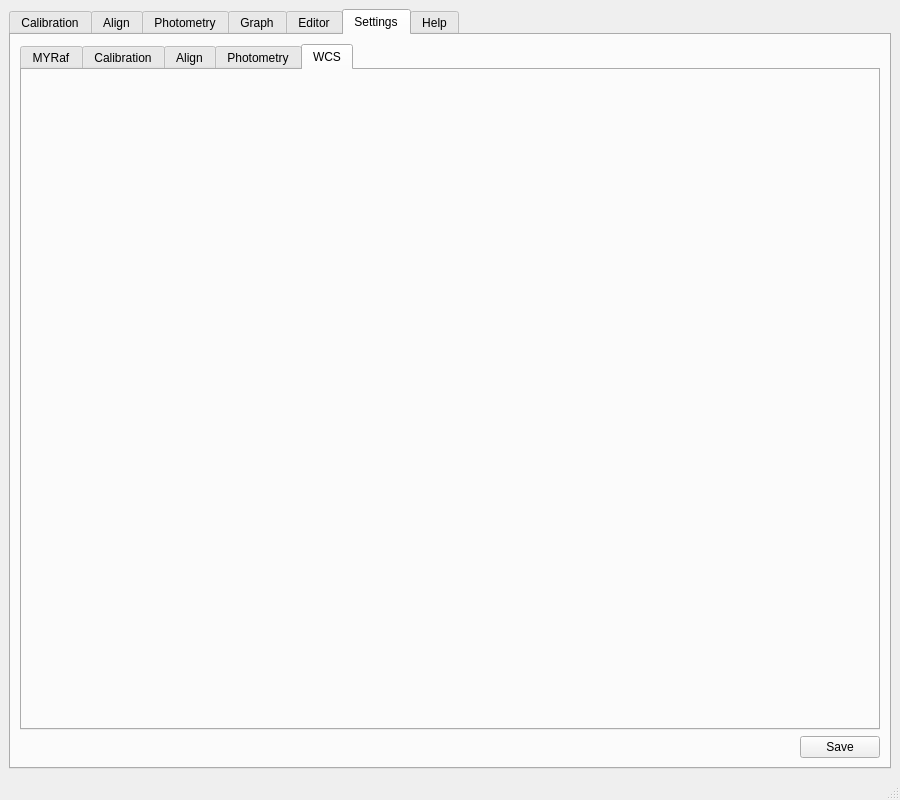
Before: the Qt Designer form gui/myraf.ui in myrafproject/myrafproject, drawn with Qt 5.
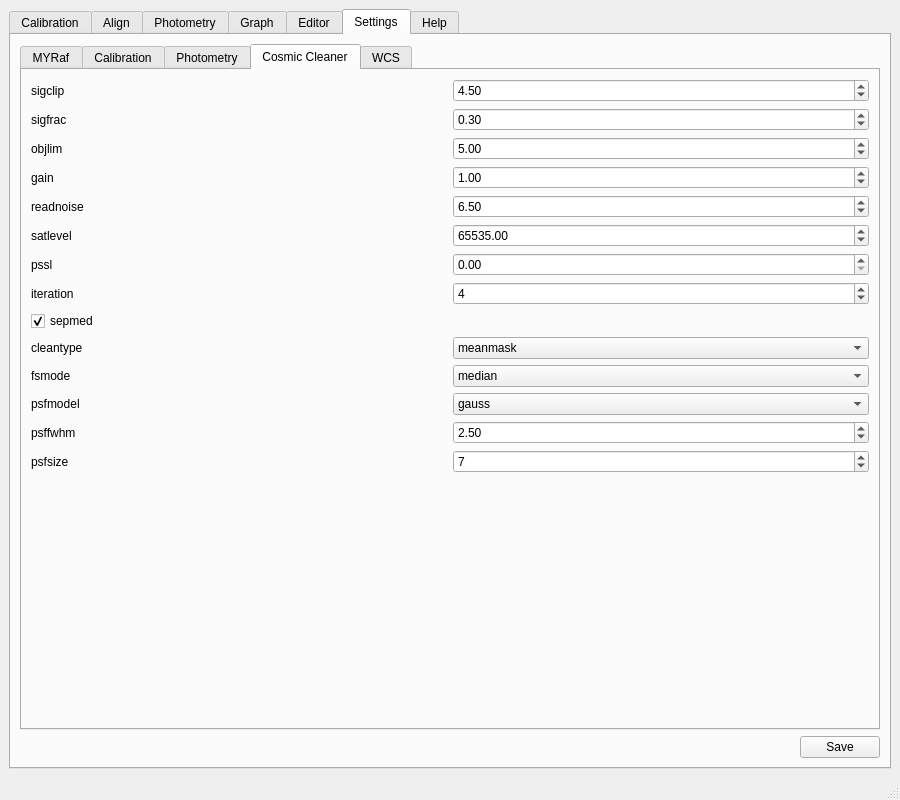
After: the same form once the commit is applied. The open tabs and pages were chosen to show the change. Custom widgets are drawn as their Qt base class.

Commit message: Calibration, header editor and comsmic cleaner are operational

```diff
--- a/gui/myraf.ui
+++ b/gui/myraf.ui
@@ -1156,10 +1156,24 @@
                    </item>
                   </widget>
                  </item>
-                 <item row="2" column="0">
-                  <widget class="QLabel" name="label_14">
+                 <item row="1" column="0">
+                  <widget class="QLabel" name="label_11">
+                   <property name="toolTip">
+                    <string>Type  of  rejection  operation performed on the pixels remaining
+after offsetting, masking and thresholding.  The algorithms  are
+discussed  in  the  DESCRIPTION  section.  The rejection choices
+are:
+
+none - No rejection
+minmax - Reject the nlow and nhigh pixels
+ccdclip - Reject pixels using CCD noise parameters
+crreject - Reject only positive pixels using CCD noise parameters
+sigclip - Reject pixels using a sigma clipping algorithm
+avsigclip - Reject pixels using an averaged sigma clipping algorithm
+pclip - Reject pixels using sigma based on percentiles</string>
+                   </property>
                    <property name="text">
-                    <string>subset</string>
+                    <string>reject</string>
                    </property>
                   </widget>
                  </item>
@@ -1197,16 +1211,351 @@
             </item>
            </layout>
           </widget>
-          <widget class="QWidget" name="tab_25">
-           <attribute name="title">
-            <string>Align</string>
-           </attribute>
-          </widget>
           <widget class="QWidget" name="tab_26">
            <attribute name="title">
             <string>Photometry</string>
            </attribute>
           </widget>
+          <widget class="QWidget" name="tab_30">
+           <attribute name="title">
+            <string>Cosmic Cleaner</string>
+           </attribute>
+           <layout class="QGridLayout" name="gridLayout_38">
+            <item row="0" column="0">
+             <layout class="QGridLayout" name="gridLayout_36">
+              <item row="0" column="0">
+               <widget class="QLabel" name="label_5">
+                <property name="toolTip">
+                 <string>Laplacian-to-noise limit for cosmic ray detection.
+Lower values will flag more pixels as cosmic rays.
+Default: 4.5.</string>
+                </property>
+                <property name="text">
+                 <string>sigclip</string>
+                </property>
+               </widget>
+              </item>
+              <item row="0" column="1">
+               <widget class="QDoubleSpinBox" name="ccleaner_sigclip">
+                <property name="value">
+                 <double>4.500000000000000</double>
+                </property>
+               </widget>
+              </item>
+              <item row="1" column="0">
+               <widget class="QLabel" name="label_6">
+                <property name="toolTip">
+                 <string>Fractional detection limit for neighboring pixels.
+For cosmic ray neighbor pixels, a Laplacian-to-noise detection limit of sigfrac * sigclip will be used.
+Default: 0.3.</string>
+                </property>
+                <property name="text">
+                 <string>sigfrac</string>
+                </property>
+               </widget>
+              </item>
+              <item row="1" column="1">
+               <widget class="QDoubleSpinBox" name="ccleaner_sigfrac">
+                <property name="value">
+                 <double>0.300000000000000</double>
+                </property>
+               </widget>
+              </item>
+              <item row="2" column="0">
+               <widget class="QLabel" name="label_12">
+                <property name="toolTip">
+                 <string>Minimum contrast between Laplacian image and the fine structure image.
+Increase this value if cores of bright stars are flagged as cosmic rays.
+Default: 5.0.</string>
+                </property>
+                <property name="text">
+                 <string>objlim</string>
+                </property>
+               </widget>
+              </item>
+              <item row="2" column="1">
+               <widget class="QDoubleSpinBox" name="ccleaner_objlim">
+                <property name="value">
+                 <double>5.000000000000000</double>
+                </property>
+               </widget>
+              </item>
+              <item row="3" column="0">
+               <widget class="QLabel" name="label_13">
+                <property name="toolTip">
+                 <string>Gain of the image (electrons / ADU).
+We always need to work in electrons for cosmic ray detection.
+Default: 1.0</string>
+                </property>
+                <property name="text">
+                 <string>gain</string>
+                </property>
+               </widget>
+              </item>
+              <item row="3" column="1">
+               <widget class="QDoubleSpinBox" name="ccleaner_gain">
+                <property name="value">
+                 <double>1.000000000000000</double>
+                </property>
+               </widget>
+              </item>
+              <item row="4" column="0">
+               <widget class="QLabel" name="label_14">
+                <property name="toolTip">
+                 <string>Read noise of the image (electrons).
+Used to generate the noise model of the image.
+Default: 6.5.</string>
+                </property>
+                <property name="text">
+                 <string>readnoise</string>
+                </property>
+               </widget>
+              </item>
+              <item row="4" column="1">
+               <widget class="QDoubleSpinBox" name="ccleaner_readnoise">
+                <property name="value">
+                 <double>6.500000000000000</double>
+                </property>
+               </widget>
+              </item>
+              <item row="5" column="0">
+               <widget class="QLabel" name="label_15">
+                <property name="toolTip">
+                 <string>Saturation level of the image (electrons).
+This value is used to detect saturated stars and pixels at or above this level are added to the mask.
+Default: 65535.0.</string>
+                </property>
+                <property name="text">
+                 <string>satlevel</string>
+                </property>
+               </widget>
+              </item>
+              <item row="5" column="1">
+               <widget class="QDoubleSpinBox" name="ccleaner_satlevel">
+                <property name="maximum">
+                 <double>4294836225.000000000000000</double>
+                </property>
+                <property name="value">
+                 <double>65535.000000000000000</double>
+                </property>
+               </widget>
+              </item>
+              <item row="6" column="0">
+               <widget class="QLabel" name="label_16">
+                <property name="toolTip">
+                 <string>Previously subtracted sky level in ADU.
+We always need to work in electrons for cosmic ray detection, so we need
+to know the sky level that has been subtracted so we can add it back in.
+Default: 0.0.</string>
+                </property>
+                <property name="text">
+                 <string>pssl</string>
+                </property>
+               </widget>
+              </item>
+              <item row="6" column="1">
+               <widget class="QDoubleSpinBox" name="ccleaner_pssl"/>
+              </item>
+             </layout>
+            </item>
+            <item row="1" column="0">
+             <layout class="QGridLayout" name="gridLayout_37">
+              <item row="0" column="0">
+               <widget class="QLabel" name="label_17">
+                <property name="toolTip">
+                 <string>Number of iterations of the LA Cosmic algorithm to perform.
+Default: 4.</string>
+                </property>
+                <property name="text">
+                 <string>iteration</string>
+                </property>
+               </widget>
+              </item>
+              <item row="0" column="1">
+               <widget class="QSpinBox" name="ccleaner_iteration">
+                <property name="value">
+                 <number>4</number>
+                </property>
+               </widget>
+              </item>
+              <item row="1" column="0" colspan="2">
+               <widget class="QCheckBox" name="ccleaner_sepmed">
+                <property name="toolTip">
+                 <string>Use the separable median filter instead of the full median filter.
+The separable median is not identical to the full median filter, but they are approximately the same,
+the separable median filter is significantly faster, and still detects cosmic rays well. Note, this is a
+performance feature, and not part of the original L.A. Cosmic.
+Default: True</string>
+                </property>
+                <property name="text">
+                 <string>sepmed</string>
+                </property>
+                <property name="checked">
+                 <bool>true</bool>
+                </property>
+               </widget>
+              </item>
+              <item row="2" column="0">
+               <widget class="QLabel" name="label_19">
+                <property name="toolTip">
+                 <string>Set which clean algorithm is used:
+&quot;median&quot;: An unmasked 5x5 median filter.
+&quot;medmask&quot;: A masked 5x5 median filter.
+&quot;meanmask&quot;: A masked 5x5 mean filter.
+&quot;idw&quot;: A masked 5x5 inverse distance weighted interpolation.
+Default: &quot;meanmask&quot;.
+</string>
+                </property>
+                <property name="text">
+                 <string>cleantype</string>
+                </property>
+               </widget>
+              </item>
+              <item row="2" column="1">
+               <widget class="QComboBox" name="ccleaner_cleantype">
+                <item>
+                 <property name="text">
+                  <string>meanmask</string>
+                 </property>
+                </item>
+                <item>
+                 <property name="text">
+                  <string>median</string>
+                 </property>
+                </item>
+                <item>
+                 <property name="text">
+                  <string>medmask</string>
+                 </property>
+                </item>
+                <item>
+                 <property name="text">
+                  <string>idw</string>
+                 </property>
+                </item>
+               </widget>
+              </item>
+              <item row="3" column="0">
+               <widget class="QLabel" name="label_20">
+                <property name="toolTip">
+                 <string>Method to build the fine structure image:
+&quot;median&quot;: Use the median filter in the standard LA Cosmic algorithm.
+&quot;convolve&quot;: Convolve the image with the psf kernel to calculate the fine structure image.
+Default: &quot;median&quot;.
+</string>
+                </property>
+                <property name="text">
+                 <string>fsmode</string>
+                </property>
+               </widget>
+              </item>
+              <item row="3" column="1">
+               <widget class="QComboBox" name="ccleaner_fsmode">
+                <item>
+                 <property name="text">
+                  <string>median</string>
+                 </property>
+                </item>
+                <item>
+                 <property name="text">
+                  <string>convolve</string>
+                 </property>
+                </item>
+               </widget>
+              </item>
+              <item row="4" column="0">
+               <widget class="QLabel" name="label_21">
+                <property name="toolTip">
+                 <string>Model to use to generate the psf kernel if fsmode == ‘convolve’ and psfk is None. The current choices are Gaussian and Moffat profiles:
+&quot;gauss&quot; and &quot;moffat&quot; produce circular PSF kernels.
+The &quot;gaussx&quot; and &quot;gaussy&quot; produce Gaussian kernels in the x and y directions respectively.
+Default: &quot;gauss&quot;.
+</string>
+                </property>
+                <property name="text">
+                 <string>psfmodel</string>
+                </property>
+               </widget>
+              </item>
+              <item row="4" column="1">
+               <widget class="QComboBox" name="ccleaner_psfmodel">
+                <item>
+                 <property name="text">
+                  <string>gauss</string>
+                 </property>
+                </item>
+                <item>
+                 <property name="text">
+                  <string>moffat</string>
+                 </property>
+                </item>
+                <item>
+                 <property name="text">
+                  <string>gaussx</string>
+                 </property>
+                </item>
+                <item>
+                 <property name="text">
+                  <string>gaussy</string>
+                 </property>
+                </item>
+               </widget>
+              </item>
+              <item row="5" column="0">
+               <widget class="QLabel" name="label_22">
+                <property name="toolTip">
+                 <string>    Full Width Half Maximum of the PSF to use to generate the kernel. Default: 2.5.
+</string>
+                </property>
+                <property name="text">
+                 <string>psffwhm</string>
+                </property>
+               </widget>
+              </item>
+              <item row="5" column="1">
+               <widget class="QDoubleSpinBox" name="ccleaner_psffwhm">
+                <property name="value">
+                 <double>2.500000000000000</double>
+                </property>
+               </widget>
+              </item>
+              <item row="6" column="0">
+               <widget class="QLabel" name="label_23">
+                <property name="toolTip">
+                 <string>Size of the kernel to calculate.
+Returned kernel will have size psfsize x psfsize. psfsize should be odd.
+Default: 7.
+</string>
+                </property>
+                <property name="text">
+                 <string>psfsize</string>
+                </property>
+               </widget>
+              </item>
+              <item row="6" column="1">
+               <widget class="QSpinBox" name="ccleaner_psfsize">
+                <property name="value">
+                 <number>7</number>
+                </property>
+               </widget>
+              </item>
+             </layout>
+            </item>
+            <item row="2" column="0">
+             <spacer name="verticalSpacer_2">
+              <property name="orientation">
+               <enum>Qt::Vertical</enum>
+              </property>
+              <property name="sizeHint" stdset="0">
+               <size>
+                <width>20</width>
+                <height>160</height>
+               </size>
+              </property>
+             </spacer>
+            </item>
+           </layout>
+          </widget>
           <widget class="QWidget" name="tab_27">
            <attribute name="title">
             <string>WCS</string>
```
Left out of the diff: 308 changed lines with no effect on the pictures. The commit also changes 4 other files.
